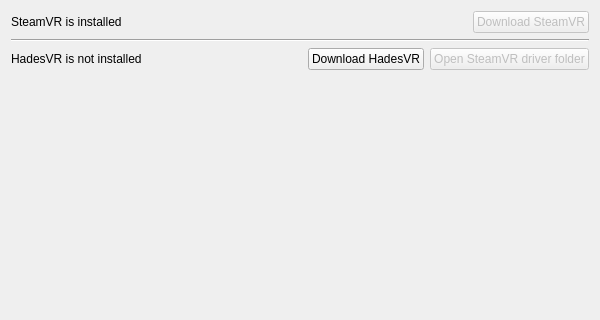
First picture: the form in Panes/driver_pane.ui, repository JX5S/HadesVR_GUI_Tool, before the edit; both pictures show x 0 to 600 and y 0 to 320 of the 600 by 600 pixel window.
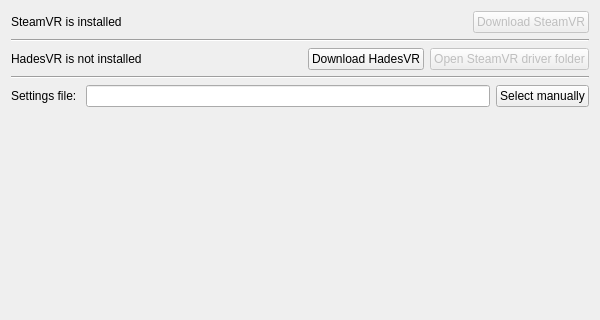
Second picture: the form after the edit. Icons and pictures are not drawn.

```diff
--- a/Panes/driver_pane.ui
+++ b/Panes/driver_pane.ui
@@ -108,6 +108,37 @@
      </item>
     </layout>
    </item>
+   <item>
+    <widget class="Line" name="line_2">
+     <property name="orientation">
+      <enum>Qt::Horizontal</enum>
+     </property>
+    </widget>
+   </item>
+   <item>
+    <layout class="QHBoxLayout" name="horizontalLayout_3">
+     <item>
+      <widget class="QLabel" name="label">
+       <property name="text">
+        <string>Settings file: </string>
+       </property>
+      </widget>
+     </item>
+     <item>
+      <widget class="QLineEdit" name="settingsLineEdit"/>
+     </item>
+     <item>
+      <widget class="QPushButton" name="SettingSelectPushbutton">
+       <property name="text">
+        <string>Select manually</string>
+       </property>
+       <property name="icon">
+        <iconset theme="folder"/>
+       </property>
+      </widget>
+     </item>
+    </layout>
+   </item>
    <item>
     <spacer name="verticalSpacer">
      <property name="orientation">
```
